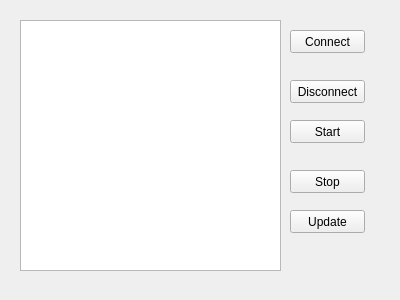
Before: the Qt Designer form cansharkgui/FormMainWindow.ui in DieselDemi/CAN-Shark, drawn with Qt 5.
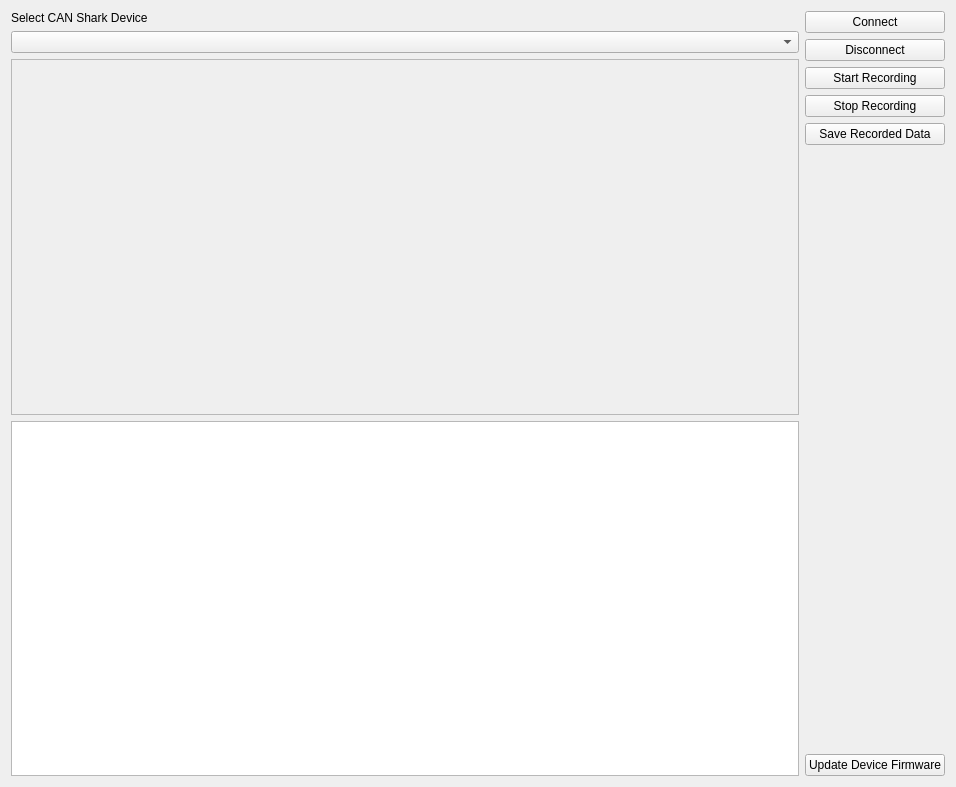
After: the same form once the commit is applied.

Diff of the .ui file:
```diff
--- a/cansharkgui/FormMainWindow.ui
+++ b/cansharkgui/FormMainWindow.ui
@@ -6,88 +6,117 @@
    <rect>
     <x>0</x>
     <y>0</y>
-    <width>400</width>
-    <height>300</height>
+    <width>956</width>
+    <height>787</height>
    </rect>
   </property>
   <property name="windowTitle">
    <string>Can Shark</string>
   </property>
+  <layout class="QHBoxLayout" name="horizontalLayout">
+   <item>
+    <layout class="QVBoxLayout" name="verticalLayout_2">
+     <item>
+      <widget class="QLabel" name="label">
+       <property name="text">
+        <string>Select CAN Shark Device</string>
+       </property>
+      </widget>
+     </item>
+     <item>
+      <widget class="QComboBox" name="deviceSelectionComboBox"/>
+     </item>
+     <item>
+      <layout class="QHBoxLayout" name="horizontalLayout_2">
+       <item>
+        <widget class="QScrollArea" name="dataContainerScrollArea">
+         <property name="widgetResizable">
+          <bool>true</bool>
+         </property>
+         <widget class="QWidget" name="scrollAreaWidgetContents">
+          <property name="geometry">
+           <rect>
+            <x>0</x>
+            <y>0</y>
+            <width>799</width>
+            <height>354</height>
+           </rect>
+          </property>
+          <layout class="QHBoxLayout" name="horizontalLayout_3">
+           <item>
+            <layout class="QVBoxLayout" name="dataContainer"/>
+           </item>
+          </layout>
+         </widget>
+        </widget>
+       </item>
+      </layout>
+     </item>
+     <item>
+      <widget class="QPlainTextEdit" name="outputText"/>
+     </item>
+    </layout>
+   </item>
+   <item>
+    <layout class="QVBoxLayout" name="verticalLayout">
+     <item>
   <widget class="QPushButton" name="connectButton">
-   <property name="geometry">
-    <rect>
-     <x>290</x>
-     <y>30</y>
-     <width>75</width>
-     <height>23</height>
-    </rect>
-   </property>
    <property name="text">
     <string>Connect</string>
    </property>
   </widget>
+     </item>
+     <item>
   <widget class="QPushButton" name="disconnectButton">
-   <property name="geometry">
-    <rect>
-     <x>290</x>
-     <y>80</y>
-     <width>75</width>
-     <height>23</height>
-    </rect>
-   </property>
    <property name="text">
     <string>Disconnect</string>
    </property>
   </widget>
+     </item>
+     <item>
   <widget class="QPushButton" name="startButton">
-   <property name="geometry">
-    <rect>
-     <x>290</x>
-     <y>120</y>
-     <width>75</width>
-     <height>23</height>
-    </rect>
-   </property>
    <property name="text">
-    <string>Start</string>
-   </property>
-  </widget>
+        <string>Start Recording</string>
+       </property>
+      </widget>
+     </item>
+     <item>
   <widget class="QPushButton" name="stopButton">
-   <property name="geometry">
-    <rect>
-     <x>290</x>
-     <y>170</y>
-     <width>75</width>
-     <height>23</height>
-    </rect>
-   </property>
    <property name="text">
-    <string>Stop</string>
-   </property>
-  </widget>
-  <widget class="QPlainTextEdit" name="outputText">
-   <property name="geometry">
-    <rect>
-     <x>20</x>
-     <y>20</y>
-     <width>261</width>
-     <height>251</height>
-    </rect>
-   </property>
-  </widget>
-  <widget class="QPushButton" name="updateButton">
-   <property name="geometry">
-    <rect>
-     <x>290</x>
-     <y>210</y>
-     <width>75</width>
-     <height>23</height>
-    </rect>
-   </property>
+        <string>Stop Recording</string>
+       </property>
+      </widget>
+     </item>
+     <item>
+      <widget class="QPushButton" name="saveRecordedDataButton">
+       <property name="text">
+        <string>Save Recorded Data</string>
+       </property>
+      </widget>
+     </item>
+     <item>
+      <spacer name="verticalSpacer">
+       <property name="orientation">
+        <enum>Qt::Vertical</enum>
+       </property>
+       <property name="sizeHint" stdset="0">
+        <size>
+         <width>20</width>
+         <height>40</height>
+        </size>
+       </property>
+      </spacer>
+     </item>
+     <item>
+      <widget class="QPushButton" name="updateDeviceFirmwareButton">
    <property name="text">
-    <string>Update</string>
-   </property>
-  </widget>
+        <string>Update Device Firmware</string>
+       </property>
+      </widget>
+     </item>
+    </layout>
+   </item>
+  </layout>
  </widget>
  <resources/>
  <connections/>
```
Lines whose indentation alone changed are shown as unchanged.
